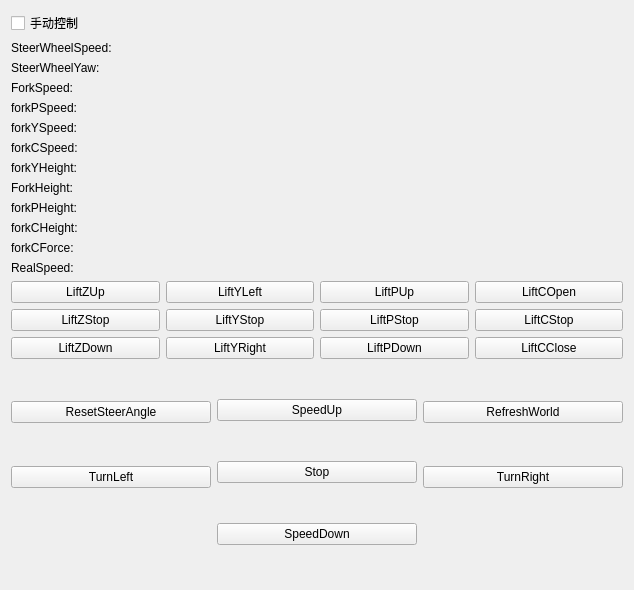
Before: the Qt Designer form base/keyboardform/keyboardform.ui in Y47777777/webots_sim_test, drawn with Qt 5.
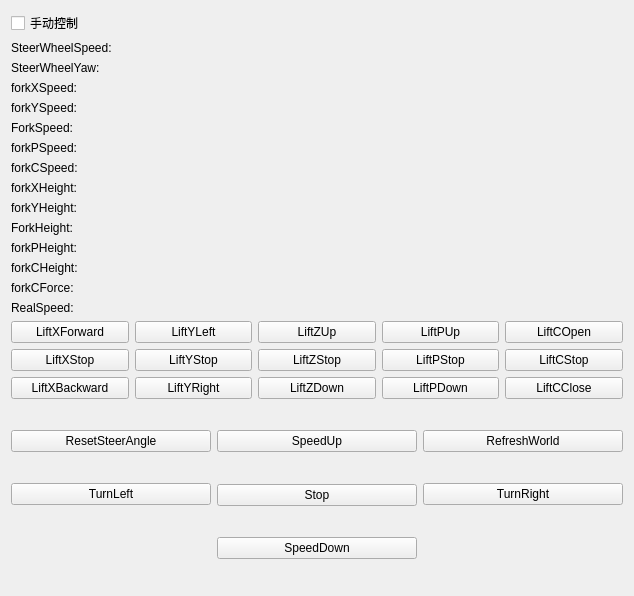
After: the same form once the commit is applied.

The edit to the form file:
```diff
--- a/base/keyboardform/keyboardform.ui
+++ b/base/keyboardform/keyboardform.ui
@@ -7,7 +7,7 @@
     <x>0</x>
     <y>0</y>
     <width>634</width>
-    <height>590</height>
+    <height>596</height>
    </rect>
   </property>
   <property name="windowTitle">
@@ -41,6 +41,20 @@
            </property>
           </widget>
          </item>
+         <item>
+          <widget class="QLabel" name="label_forkXSpeed">
+           <property name="text">
+            <string>forkXSpeed:</string>
+           </property>
+          </widget>
+         </item>
+         <item>
+          <widget class="QLabel" name="label_forkYSpeed">
+           <property name="text">
+            <string>forkYSpeed:</string>
+           </property>
+          </widget>
+         </item>
          <item>
           <widget class="QLabel" name="label_forkSpeed">
            <property name="text">
@@ -55,13 +69,6 @@
            </property>
           </widget>
          </item>
-         <item>
-          <widget class="QLabel" name="label_forkYSpeed">
-           <property name="text">
-            <string>forkYSpeed:</string>
-           </property>
-          </widget>
-         </item>
          <item>
           <widget class="QLabel" name="label_forkCSpeed">
            <property name="text">
@@ -69,6 +76,13 @@
            </property>
           </widget>
          </item>
+         <item>
+          <widget class="QLabel" name="label_forkXHeight">
+           <property name="text">
+            <string>forkXHeight:</string>
+           </property>
+          </widget>
+         </item>
          <item>
           <widget class="QLabel" name="label_forkYHeight">
            <property name="text">
@@ -129,6 +143,20 @@
            </property>
           </widget>
          </item>
+         <item>
+          <widget class="QLabel" name="label_forkXSpeed_value">
+           <property name="text">
+            <string/>
+           </property>
+          </widget>
+         </item>
+         <item>
+          <widget class="QLabel" name="label_forkYSpeed_value">
+           <property name="text">
+            <string/>
+           </property>
+          </widget>
+         </item>
          <item>
           <widget class="QLabel" name="label_forkSpeed_value">
            <property name="text">
@@ -143,13 +171,6 @@
            </property>
           </widget>
          </item>
-         <item>
-          <widget class="QLabel" name="label_forkYSpeed_value">
-           <property name="text">
-            <string/>
-           </property>
-          </widget>
-         </item>
          <item>
           <widget class="QLabel" name="label_forkCSpeed_value">
            <property name="text">
@@ -228,25 +249,25 @@
      <item>
       <layout class="QHBoxLayout" name="ForkButtonLayout">
        <item>
-        <layout class="QVBoxLayout" name="ForkZ">
+        <layout class="QVBoxLayout" name="ForkX">
          <item>
-          <widget class="QPushButton" name="pushButton_liftUp">
+          <widget class="QPushButton" name="pushButton_liftXForward">
            <property name="text">
-            <string>LiftZUp</string>
+            <string>LiftXForward</string>
            </property>
           </widget>
          </item>
          <item>
-          <widget class="QPushButton" name="pushButton_liftStop">
+          <widget class="QPushButton" name="pushButton_liftXStop">
            <property name="text">
-            <string>LiftZStop</string>
+            <string>LiftXStop</string>
            </property>
           </widget>
          </item>
          <item>
-          <widget class="QPushButton" name="pushButton_liftDown">
+          <widget class="QPushButton" name="pushButton_liftXBackward">
            <property name="text">
-            <string>LiftZDown</string>
+            <string>LiftXBackward</string>
            </property>
           </widget>
          </item>
@@ -277,6 +298,31 @@
          </item>
         </layout>
        </item>
+       <item>
+        <layout class="QVBoxLayout" name="ForkZ">
+         <item>
+          <widget class="QPushButton" name="pushButton_liftUp">
+           <property name="text">
+            <string>LiftZUp</string>
+           </property>
+          </widget>
+         </item>
+         <item>
+          <widget class="QPushButton" name="pushButton_liftStop">
+           <property name="text">
+            <string>LiftZStop</string>
+           </property>
+          </widget>
+         </item>
+         <item>
+          <widget class="QPushButton" name="pushButton_liftDown">
+           <property name="text">
+            <string>LiftZDown</string>
+           </property>
+          </widget>
+         </item>
+        </layout>
+       </item>
        <item>
         <layout class="QVBoxLayout" name="ForkP">
          <item>
```
Left out of the diff: 47 changed lines with no effect on the pictures.
